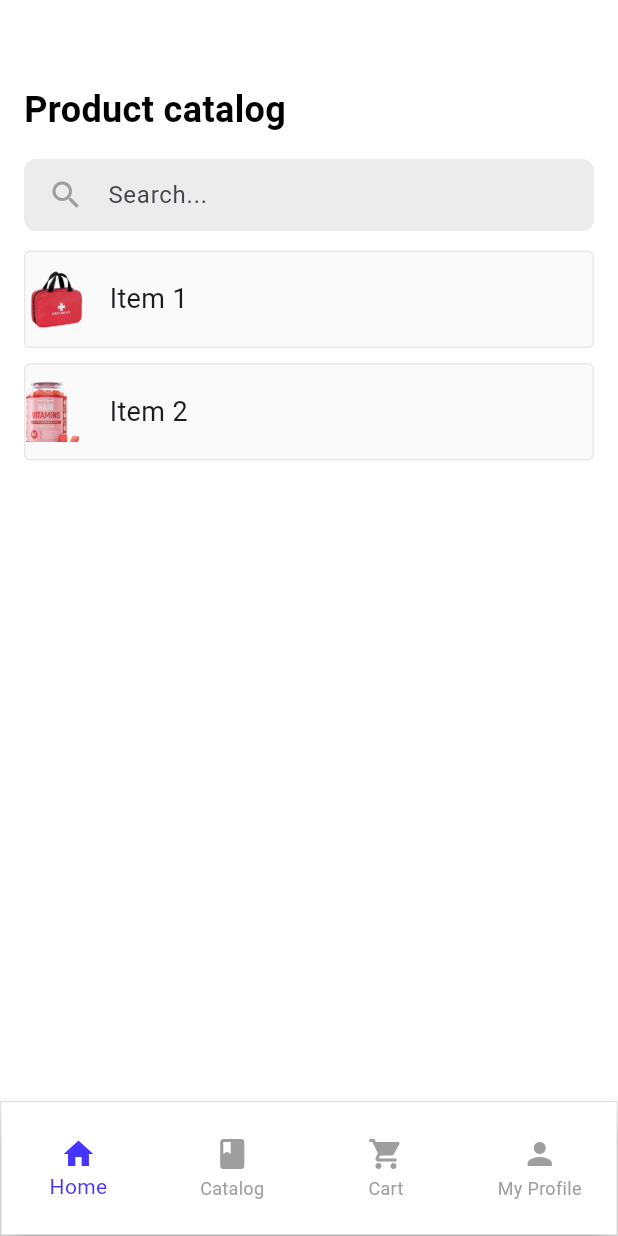
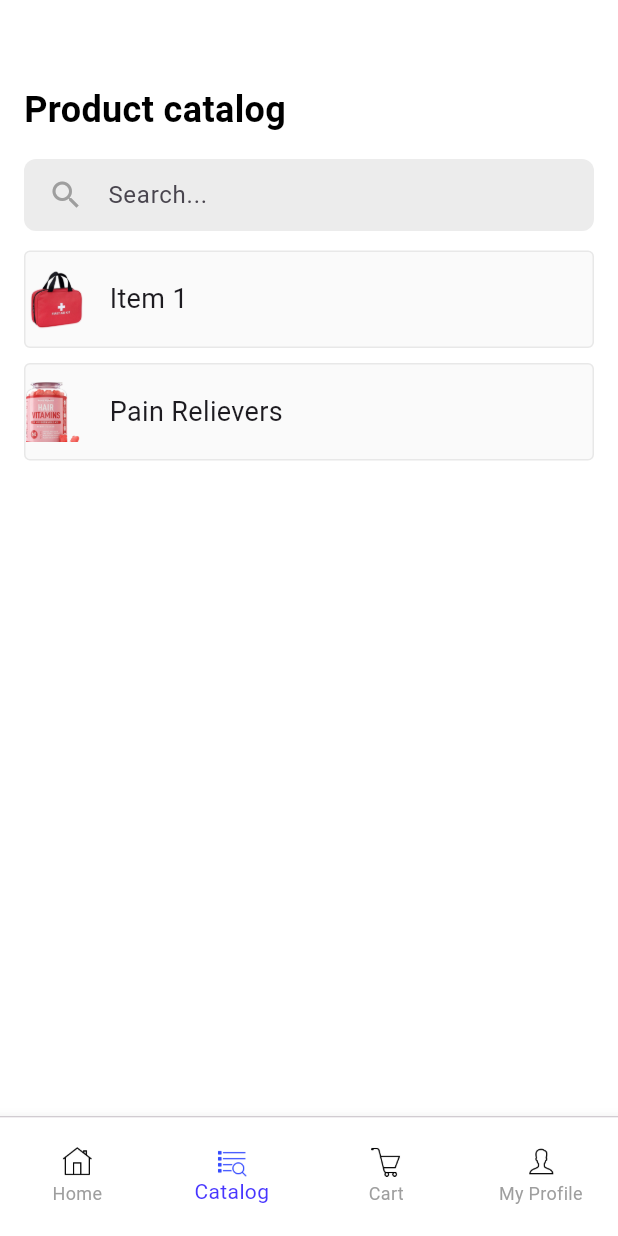
Before and after one commit to Prodigy-Genes/medishop, a Flutter app: the BottomNavigation screen opened directly, item 2 of the bottom bar chosen, on a phone screen of 412 x 824 dp. Run offline on Flutter 3.47's test engine with Material 3 defaults, Android fonts, the light colour scheme and no system bars.

Commit message:
Weekly_Update

```diff
--- a/lib/main.dart
+++ b/lib/main.dart
@@ -1,10 +1,12 @@
 // ignore_for_file: unused_import
 
 import 'package:flutter/material.dart';
+import 'package:medishop/screens/fikter_and_sort.dart';
 import 'package:medishop/screens/home.dart';
 import 'package:medishop/screens/login_signup.dart';
 import 'package:medishop/screens/product_catalogue.dart';
 import 'package:medishop/screens/registration.dart';
+import 'package:medishop/widgets/bottom_navigation.dart';
 
 void main() {
   runApp(const MyApp());
@@ -23,7 +25,7 @@ class MyApp extends StatelessWidget {
         useMaterial3: true,
       ),
       debugShowCheckedModeBanner: false,
-      home: const LoginSignup(),
+      home: const FilterAndSortScreen(),
     );
   }
 }
--- a/lib/screens/product_catalogue.dart
+++ b/lib/screens/product_catalogue.dart
@@ -1,4 +1,5 @@
 import 'package:flutter/material.dart';
+import 'package:medishop/screens/catalog_detail.dart';
 import 'package:medishop/widgets/bottom_navigation.dart';
 import 'package:medishop/widgets/itemslist.dart';
 import 'package:medishop/widgets/search_bar.dart';
@@ -13,6 +14,17 @@ class ProductCatalogue extends StatefulWidget {
 class _ProductCatalogueState extends State<ProductCatalogue> {
   final TextEditingController _searchController = TextEditingController();
 
+  void _handleItemTap(Item item) {
+    // Handle item tap
+    print('Item tapped: ${item.title}');
+    Navigator.push(
+      context,
+      MaterialPageRoute(
+        builder: (context) => CatalogDetailScreen(title: item.title, selectedFilters: const {}, filters: const [],),
+      ),
+    );
+  }
+
   final List<Item> items = [
     Item(
       imagePath: 'assets/images/drug1.png',
@@ -20,9 +32,8 @@ class _ProductCatalogueState extends State<ProductCatalogue> {
     ),
     Item(
       imagePath: 'assets/images/drug2.png',
-      title: 'Item 2',
+      title: 'Pain Relievers',
     ),
-
     // Add more items as needed
   ];
 
@@ -40,7 +51,9 @@ class _ProductCatalogueState extends State<ProductCatalogue> {
               const Text(
                 "Product catalog",
                 style: TextStyle(
-                    fontSize: 24, color: Colors.black, fontWeight: FontWeight.bold),
+                    fontSize: 24,
+                    color: Colors.black,
+                    fontWeight: FontWeight.bold),
               ),
               const SizedBox(height: 8),
               Search_Bar(
@@ -52,15 +65,17 @@ class _ProductCatalogueState extends State<ProductCatalogue> {
               const SizedBox(height: 0),
               Container(
                 margin: const EdgeInsets.only(top: 0),
-                padding: const EdgeInsets.only(top: 0), // Adjust top padding as needed
+                padding: const EdgeInsets.only(top: 0),
                 height: 600,
-                child: ItemListWidget(items: items),
+                child: ItemListWidget(
+                  items: items,
+                  onItemTap: _handleItemTap,
+                ),
               ),
             ],
           ),
         ),
       ),
-      bottomNavigationBar: const BottomNavigation(),
     );
   }
 }
--- a/lib/widgets/bottom_navigation.dart
+++ b/lib/widgets/bottom_navigation.dart
@@ -1,5 +1,3 @@
-// ignore_for_file: library_private_types_in_public_api
-
 import 'package:flutter/material.dart';
 import 'package:medishop/screens/home.dart';
 import 'package:medishop/screens/product_catalogue.dart';
@@ -8,11 +6,13 @@ class BottomNavigation extends StatefulWidget {
   const BottomNavigation({super.key});
 
   @override
+  // ignore: library_private_types_in_public_api
   _BottomNavigationState createState() => _BottomNavigationState();
 }
 
 class _BottomNavigationState extends State<BottomNavigation> {
-  int _currentIndex =0;
+  int _currentIndex = 0;
+  final PageController _pageController = PageController();
 
   final List<Widget> _screens = [
     const Home(),
@@ -25,20 +25,31 @@ class _BottomNavigationState extends State<BottomNavigation> {
     setState(() {
       _currentIndex = index;
     });
-    // Navigate to the selected screen
-    Navigator.pushReplacement(
-      context,
-      MaterialPageRoute(builder: (context) => _screens[index]),
-    );
+    _pageController.jumpToPage(index);
   }
 
   @override
   Widget build(BuildContext context) {
-    return Container(
-      height: 90,
+    return Scaffold(
+      body: PageView(
+        controller: _pageController,
+        children: _screens,
+        onPageChanged: (index) {
+          setState(() {
+            _currentIndex = index;
+          });
+        },
+      ),
+      bottomNavigationBar: Container(
         decoration: BoxDecoration(
-        border: Border.all(color: Colors.grey.withOpacity(0.2)),
+          border: Border(
+            top: BorderSide(
+              color: Colors.grey.withOpacity(0.4),
+              width: 1.0,
             ),
+          ),
+        ),
+        height: 80, // Adjust the height as needed
         child: BottomNavigationBar(
           currentIndex: _currentIndex,
           backgroundColor: Colors.white,
@@ -48,31 +59,55 @@ class _BottomNavigationState extends State<BottomNavigation> {
           unselectedItemColor: Colors.grey,
           selectedFontSize: 14,
           unselectedFontSize: 12,
-        items: const [
+          items: [
             BottomNavigationBarItem(
-            icon: Icon(Icons.home),
+              icon: Image.asset(
+                _currentIndex == 0
+                    ? 'assets/icons/home_selected.png'
+                    : 'assets/icons/home_unselected.png',
+                width: 20,
+                height: 20,
+              ),
               label: 'Home',
             ),
             BottomNavigationBarItem(
-            icon: Icon(Icons.book),
+              icon: Image.asset(
+                _currentIndex == 1
+                    ? 'assets/icons/catalog_selected.png'
+                    : 'assets/icons/catalog_unselected.png',
+                width: 20,
+                height: 20,
+              ),
               label: 'Catalog',
             ),
             BottomNavigationBarItem(
-            icon: Icon(Icons.shopping_cart),
+              icon: Image.asset(
+                _currentIndex == 2
+                    ? 'assets/icons/cart_selected.png'
+                    : 'assets/icons/cart_unselected.png',
+                width: 20,
+                height: 20,
+              ),
               label: 'Cart',
             ),
             BottomNavigationBarItem(
-            icon: Icon(Icons.person),
+              icon: Image.asset(
+                _currentIndex == 3
+                    ? 'assets/icons/profile_selected.png'
+                    : 'assets/icons/profile_unselected.png',
+                width: 20,
+                height: 20,
+              ),
               label: 'My Profile',
             ),
           ],
+        ),
       ),
     );
   }
 }
 
 // Placeholder screens for demonstration purposes
-
 
 class CartScreen extends StatelessWidget {
   const CartScreen({super.key});
--- a/lib/widgets/itemslist.dart
+++ b/lib/widgets/itemslist.dart
@@ -2,8 +2,9 @@ import 'package:flutter/material.dart';
 
 class ItemListWidget extends StatelessWidget {
   final List<Item> items;
+  final Function(Item) onItemTap;
 
-  const ItemListWidget({super.key, required this.items});
+  const ItemListWidget({super.key, required this.items, required this.onItemTap});
 
   @override
   Widget build(BuildContext context) {
@@ -12,7 +13,9 @@ class ItemListWidget extends StatelessWidget {
       itemBuilder: (context, index) {
         final item = items[index];
         return Padding(
-          padding: const EdgeInsets.symmetric(vertical:5.0),
+          padding: const EdgeInsets.symmetric(vertical: 5.0),
+          child: GestureDetector(
+            onTap: () => onItemTap(item),
             child: Container(
               height: 65,
               decoration: BoxDecoration(
@@ -46,6 +49,7 @@ class ItemListWidget extends StatelessWidget {
                 ],
               ),
             ),
+          ),
         );
       },
     );
--- a/lib/widgets/search_bar.dart
+++ b/lib/widgets/search_bar.dart
@@ -8,12 +8,14 @@ class Search_Bar extends StatefulWidget {
   final TextEditingController controller;
   final Function(String)? onChanged;
   final String hintText;
+  final FocusNode? focusNode;
 
   const Search_Bar({
     super.key,
     required this.controller,
     this.onChanged,
     this.hintText = 'Search...',
+    this.focusNode,
   });
 
   @override
@@ -23,12 +25,7 @@ class Search_Bar extends StatefulWidget {
 class _Search_BarState extends State<Search_Bar> {
   bool _isActive = false;
 
-  void _setActive(bool active) {
-    setState(() {
-      _isActive = active;
-    });
-
-    if (active) {
+  void _navigateToRecentSearches() {
     Navigator.push(
       context,
       MaterialPageRoute(
@@ -36,11 +33,11 @@ class _Search_BarState extends State<Search_Bar> {
           onSearchSelected: (query) {
             widget.controller.text = query;
             widget.onChanged?.call(query);
+            Navigator.pop(context);
           },
         ),
       ),
     );
-    }
   }
 
   @override
@@ -52,7 +49,7 @@ class _Search_BarState extends State<Search_Bar> {
         borderRadius: BorderRadius.circular(8.0),
         border: _isActive
             ? Border.all(
-                color: const Color.fromRGBO(71, 53, 255, 1),
+                color: const Color.fromRGBO(53, 71, 255, 1),
                 width: 2.0,
               )
             : null,
@@ -64,16 +61,24 @@ class _Search_BarState extends State<Search_Bar> {
             child: Icon(Icons.search, color: Colors.grey),
           ),
           Expanded(
+            child: GestureDetector(
+              onTap: _navigateToRecentSearches,
+              child: AbsorbPointer(
                 child: Focus(
                   onFocusChange: (hasFocus) {
-                _setActive(hasFocus);
+                    setState(() {
+                      _isActive = hasFocus;
+                    });
                   },
                   child: TextField(
                     controller: widget.controller,
                     onChanged: widget.onChanged,
+                    focusNode: widget.focusNode,
                     decoration: InputDecoration(
                       hintText: widget.hintText,
                       border: InputBorder.none,
+                    ),
+                  ),
                 ),
               ),
             ),
```
Also changed, not shown: lib/screens/catalog_detail.dart (added, +112 -0 lines), lib/screens/fikter_and_sort.dart (added, +205 -0 lines), lib/screens/home.dart (+25 -12 lines), lib/screens/recent_search.dart (+42 -12 lines), lib/widgets/catalog_details_card.dart (added, +128 -0 lines), assets/icons/cart_selected.png (added), assets/icons/cart_unselected.png (added), assets/icons/catalog_selected.png (added), assets/icons/catalog_unselected.png (added), assets/icons/filter_and_sort.png (added), assets/icons/home_selected.png (added), assets/icons/home_unselected.png (added), assets/icons/profile_selected.png (added), assets/icons/profile_unselected.png (added). Lines whose indentation alone changed are shown as unchanged.
